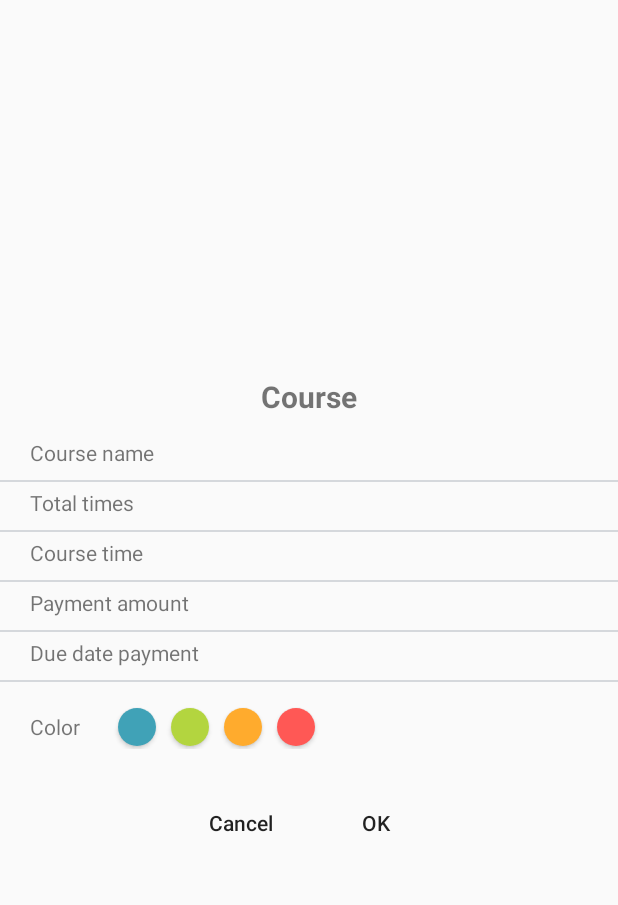
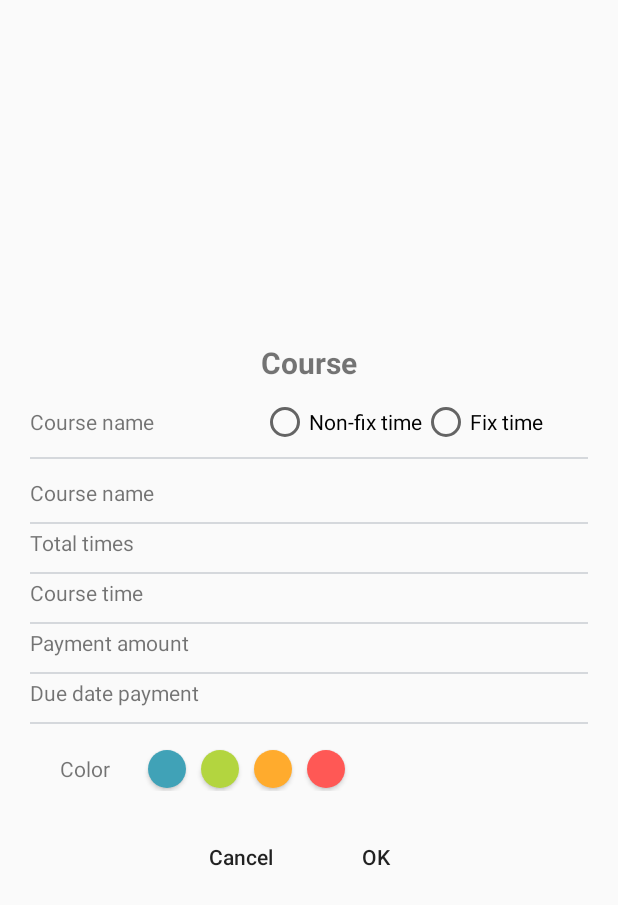
Before and after one commit to teema15135/Kourse, an Android app: the layout dialog_add_course.xml on its own in the app's theme, with its tools: preview values and no code run, on a phone screen of 412 x 824 dp. Shown: the top 905 px of the screen. Run offline under Robolectric (Android 15) with nearby library versions, the light colour scheme and no system bars.

Commit message:
Rearrange dialog layout

```diff
--- a/app/src/main/res/layout/dialog_add_course.xml
+++ b/app/src/main/res/layout/dialog_add_course.xml
@@ -1,220 +1,271 @@
 <?xml version="1.0" encoding="utf-8"?>
 <LinearLayout xmlns:android="http://schemas.android.com/apk/res/android"
+    xmlns:app="http://schemas.android.com/apk/res-auto"
     android:layout_width="match_parent"
     android:layout_height="match_parent"
-    xmlns:app="http://schemas.android.com/apk/res-auto"
-    android:orientation="vertical"
-    android:gravity="center">
-
-    <!--<ImageView-->
-        <!--android:layout_width="60dp"-->
-        <!--android:layout_height="60dp"-->
-        <!--android:src="@drawable/add_user"/>-->
+    android:gravity="center"
+    android:orientation="vertical">
 
     <TextView
         android:layout_width="wrap_content"
         android:layout_height="wrap_content"
         android:text="Course"
-        android:textStyle="bold"
-        android:textSize="20sp" />
+        android:textSize="20sp"
+        android:textStyle="bold" />
+
     <LinearLayout
         android:layout_width="wrap_content"
         android:layout_height="wrap_content"
-        android:orientation="vertical">
+        android:orientation="vertical"
+        android:paddingLeft="20dp"
+        android:paddingRight="20dp"
+        android:weightSum="7">
+
+        <LinearLayout
+            android:layout_width="match_parent"
+            android:layout_height="0dp"
+            android:layout_marginTop="10dp"
+            android:layout_weight="1"
+            android:gravity="center_vertical"
+            android:orientation="horizontal"
+            android:weightSum="3">
+
+            <TextView
+                android:layout_width="0dp"
+                android:layout_height="wrap_content"
+                android:layout_weight="1"
+                android:text="@string/add_course_name" />
+
+            <RadioGroup
+                android:id="@+id/typeRadioGroup"
+                android:layout_width="0dp"
+                android:layout_height="wrap_content"
+                android:layout_weight="2"
+                android:gravity="center"
+                android:orientation="horizontal">
+
+                <RadioButton
+                    android:id="@+id/nonFixTimeTypeRadioButton"
+                    android:layout_width="wrap_content"
+                    android:layout_height="wrap_content"
+                    android:text="Non-fix time" />
+
+                <RadioButton
+                    android:id="@+id/fixTimeTypeRadioButton"
+                    android:layout_width="wrap_content"
+                    android:layout_height="wrap_content"
+                    android:text="Fix time" />
+            </RadioGroup>
+        </LinearLayout>
+
+        <View
+            android:layout_width="match_parent"
+            android:layout_height="1dp"
+            android:layout_marginTop="7dp"
+            android:background="@color/gray_list" />
 
         <!-- name -->
         <LinearLayout
-            android:weightSum="2"
             android:layout_width="match_parent"
+            android:layout_height="0dp"
+            android:layout_marginTop="10dp"
+            android:layout_weight="1"
+            android:gravity="center_vertical"
+            android:orientation="horizontal"
+            android:weightSum="2">
+
+            <TextView
+                android:layout_width="0dp"
                 android:layout_height="wrap_content"
-            android:orientation="horizontal"
-            android:layout_marginLeft="20dp"
-            android:layout_marginTop="10dp">
-            <TextView
                 android:layout_weight="1"
-                android:layout_width="wrap_content"
+                android:text="@string/add_course_name" />
+
+            <EditText
+                android:id="@+id/add_name_edittext"
+                android:layout_width="0dp"
                 android:layout_height="wrap_content"
-                android:text="@string/add_course_name"
-                />
-            <EditText
                 android:layout_weight="1"
-                android:background="@null"
-                android:id="@+id/add_name_edittext"
-                android:layout_width="150dp"
-                android:layout_height="wrap_content"
-                android:layout_marginLeft="20dp"/>
+                android:background="@null" />
         </LinearLayout>
 
         <View
-            android:layout_marginTop="7dp"
             android:layout_width="match_parent"
             android:layout_height="1dp"
-            android:background="@color/gray_list"/>
+            android:layout_marginTop="7dp"
+            android:background="@color/gray_list" />
 
         <!-- total -->
         <LinearLayout
-            android:weightSum="2"
             android:layout_width="match_parent"
+            android:layout_height="0dp"
+            android:layout_weight="1"
+            android:gravity="center_vertical"
+            android:orientation="horizontal"
+            android:weightSum="2">
+
+            <TextView
+                android:layout_width="0dp"
                 android:layout_height="wrap_content"
-            android:orientation="horizontal"
-            android:layout_marginLeft="20dp">
-            <TextView
                 android:layout_weight="1"
-                android:layout_width="wrap_content"
+                android:text="@string/add_course_total" />
+
+            <EditText
+                android:id="@+id/add_total_edittext"
+                android:layout_width="0dp"
                 android:layout_height="wrap_content"
-                android:text="@string/add_course_total"
-                />
-            <EditText
                 android:layout_weight="1"
                 android:background="@null"
-                android:id="@+id/add_total_edittext"
-                android:layout_width="150dp"
-                android:layout_height="wrap_content"
-                android:layout_marginLeft="20dp"
-                android:inputType="number"/>
+                android:inputType="number" />
         </LinearLayout>
 
         <View
-            android:layout_marginTop="7dp"
             android:layout_width="match_parent"
             android:layout_height="1dp"
-            android:background="@color/gray_list"/>
+            android:layout_marginTop="7dp"
+            android:background="@color/gray_list" />
 
         <!-- time -->
         <LinearLayout
-            android:weightSum="2"
             android:layout_width="match_parent"
+            android:layout_height="0dp"
+            android:layout_weight="1"
+            android:gravity="center_vertical"
+            android:orientation="horizontal"
+            android:weightSum="2">
+
+            <TextView
+                android:layout_width="0dp"
                 android:layout_height="wrap_content"
-            android:orientation="horizontal"
-            android:layout_marginLeft="20dp">
-            <TextView
                 android:layout_weight="1"
-                android:layout_width="wrap_content"
+                android:text="@string/add_course_time" />
+
+            <EditText
+                android:id="@+id/add_time_edittext"
+                android:layout_width="0dp"
                 android:layout_height="wrap_content"
-                android:text="@string/add_course_time"
-                />
-            <EditText
                 android:layout_weight="1"
-                android:background="@null"
-                android:id="@+id/add_time_edittext"
-                android:layout_width="150dp"
-                android:layout_height="wrap_content"
-                android:layout_marginLeft="20dp"/>
+                android:background="@null" />
         </LinearLayout>
 
         <View
-            android:layout_marginTop="7dp"
             android:layout_width="match_parent"
             android:layout_height="1dp"
-            android:background="@color/gray_list"/>
+            android:layout_marginTop="7dp"
+            android:background="@color/gray_list" />
 
         <!-- pay amount -->
         <LinearLayout
-            android:weightSum="2"
             android:layout_width="match_parent"
+            android:layout_height="0dp"
+            android:layout_weight="1"
+            android:gravity="center_vertical"
+            android:orientation="horizontal"
+            android:weightSum="2">
+
+            <TextView
+                android:layout_width="0dp"
                 android:layout_height="wrap_content"
-            android:orientation="horizontal"
-            android:layout_marginLeft="20dp">
-            <TextView
                 android:layout_weight="1"
-                android:layout_width="wrap_content"
+                android:text="@string/add_course_pay" />
+
+            <EditText
+                android:id="@+id/add_pay_edittext"
+                android:layout_width="0dp"
                 android:layout_height="wrap_content"
-                android:text="@string/add_course_pay"
-                />
-            <EditText
                 android:layout_weight="1"
-                android:background="@null"
-                android:id="@+id/add_pay_edittext"
-                android:layout_width="150dp"
-                android:layout_height="wrap_content"
-                android:layout_marginLeft="20dp"/>
+                android:background="@null" />
         </LinearLayout>
 
         <View
-            android:layout_marginTop="7dp"
             android:layout_width="match_parent"
             android:layout_height="1dp"
-            android:background="@color/gray_list"/>
+            android:layout_marginTop="7dp"
+            android:background="@color/gray_list" />
 
 
         <!-- due -->
         <LinearLayout
-            android:weightSum="2"
             android:layout_width="match_parent"
             android:layout_height="wrap_content"
+            android:gravity="center_vertical"
             android:orientation="horizontal"
-            android:layout_marginLeft="20dp">
+            android:weightSum="2">
+
             <TextView
+                android:layout_width="0dp"
+                android:layout_height="wrap_content"
                 android:layout_weight="1"
-                android:layout_width="wrap_content"
+                android:text="@string/add_course_due" />
+
+            <EditText
+                android:id="@+id/add_due_edittext"
+                android:layout_width="0dp"
                 android:layout_height="wrap_content"
-                android:text="@string/add_course_due"
-                />
-            <EditText
                 android:layout_weight="1"
-                android:background="@null"
-                android:id="@+id/add_due_edittext"
-                android:layout_width="150dp"
-                android:layout_height="wrap_content"
-                android:layout_marginLeft="20dp"/>
+                android:background="@null" />
         </LinearLayout>
 
         <View
-            android:layout_marginTop="7dp"
             android:layout_width="match_parent"
             android:layout_height="1dp"
-            android:background="@color/gray_list"/>
+            android:layout_marginTop="7dp"
+            android:background="@color/gray_list" />
 
 
         <!-- color -->
         <LinearLayout
             android:layout_width="match_parent"
             android:layout_height="wrap_content"
-            android:orientation="horizontal"
             android:layout_marginLeft="20dp"
-            android:layout_marginTop="15dp">
+            android:layout_marginTop="15dp"
+            android:gravity="center_vertical"
+            android:orientation="horizontal">
+
             <TextView
-                android:layout_gravity="center_vertical"
                 android:layout_width="wrap_content"
                 android:layout_height="wrap_content"
-                android:text="@string/add_course_color"
-                />
+                android:layout_gravity="center_vertical"
+                android:text="@string/add_course_color" />
+
             <Button
                 android:id="@+id/add_blue_button"
-                android:layout_gravity="center_vertical"
                 android:layout_width="25dp"
                 android:layout_height="25dp"
-                android:background="@drawable/round_blue_butt"
+                android:layout_gravity="center_vertical"
                 android:layout_marginLeft="25dp"
+                android:layout_marginTop="2dp"
                 android:layout_marginBottom="2dp"
-                android:layout_marginTop="2dp"/>
+                android:background="@drawable/round_blue_butt" />
+
             <Button
                 android:id="@+id/add_green_button"
-                android:layout_gravity="center_vertical"
                 android:layout_width="25dp"
                 android:layout_height="25dp"
-                android:background="@drawable/round_green_butt"
+                android:layout_gravity="center_vertical"
                 android:layout_marginLeft="10dp"
+                android:layout_marginTop="2dp"
                 android:layout_marginBottom="2dp"
-                android:layout_marginTop="2dp"/>
+                android:background="@drawable/round_green_butt" />
+
             <Button
                 android:id="@+id/add_yellow_button"
-                android:layout_gravity="center_vertical"
                 android:layout_width="25dp"
                 android:layout_height="25dp"
-                android:background="@drawable/round_yellow_butt"
+                android:layout_gravity="center_vertical"
                 android:layout_marginLeft="10dp"
+                android:layout_marginTop="2dp"
                 android:layout_marginBottom="2dp"
-                android:layout_marginTop="2dp"/>
+                android:background="@drawable/round_yellow_butt" />
+
             <Button
                 android:id="@+id/add_red_button"
-                android:layout_gravity="center_vertical"
                 android:layout_width="25dp"
                 android:layout_height="25dp"
-                android:background="@drawable/round_red_butt"
+                android:layout_gravity="center_vertical"
                 android:layout_marginLeft="10dp"
+                android:layout_marginTop="2dp"
                 android:layout_marginBottom="2dp"
-                android:layout_marginTop="2dp"/>
+                android:background="@drawable/round_red_butt" />
 
             <!--<ImageButton-->
             <!--android:layout_width="50dp"-->
@@ -234,28 +285,27 @@
     </LinearLayout>
 
 
-
     <LinearLayout
-        android:layout_marginTop="20dp"
         android:layout_width="wrap_content"
         android:layout_height="wrap_content"
+        android:layout_marginTop="20dp"
         android:orientation="horizontal">
+
         <Button
             android:id="@+id/home_btn_cancel"
-            android:layout_marginTop="5dp"
             android:layout_width="90dp"
             android:layout_height="wrap_content"
+            android:background="@null"
             android:text="@string/profile_cancel"
-            android:textAllCaps="false"
-            android:background="@null"/>
+            android:textAllCaps="false" />
+
         <Button
             android:id="@+id/home_btn_ok"
-            android:layout_marginTop="5dp"
             android:layout_width="90dp"
             android:layout_height="wrap_content"
+            android:background="@null"
             android:text="@string/profile_ok"
-            android:textAllCaps="false"
-            android:background="@null"/>
+            android:textAllCaps="false" />
     </LinearLayout>
 
 </LinearLayout>
```
Lines whose indentation alone changed are shown as unchanged.
